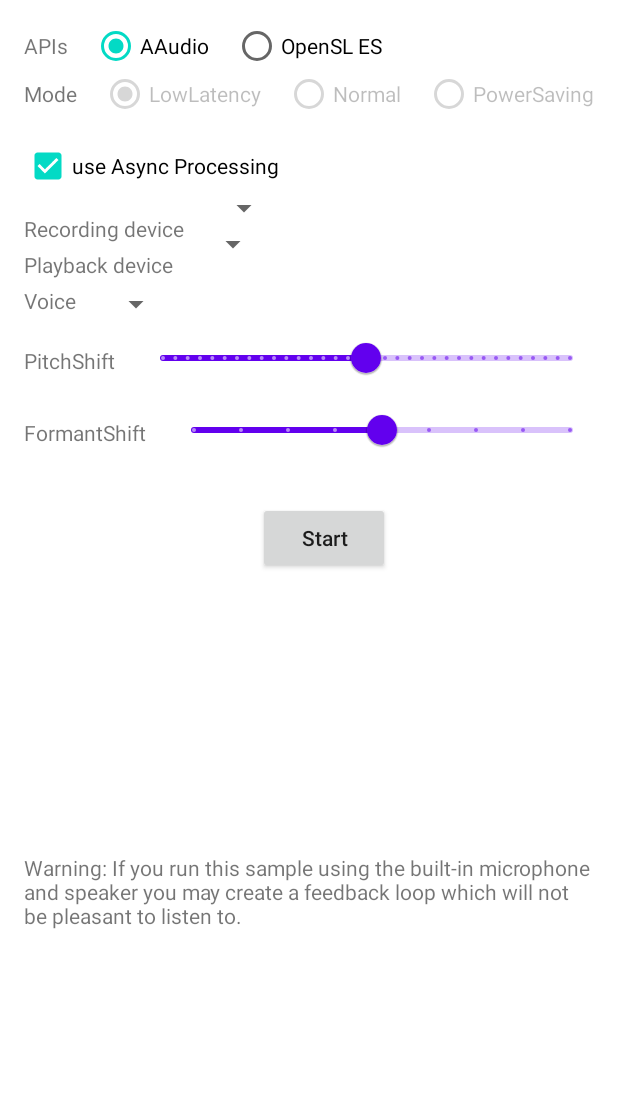
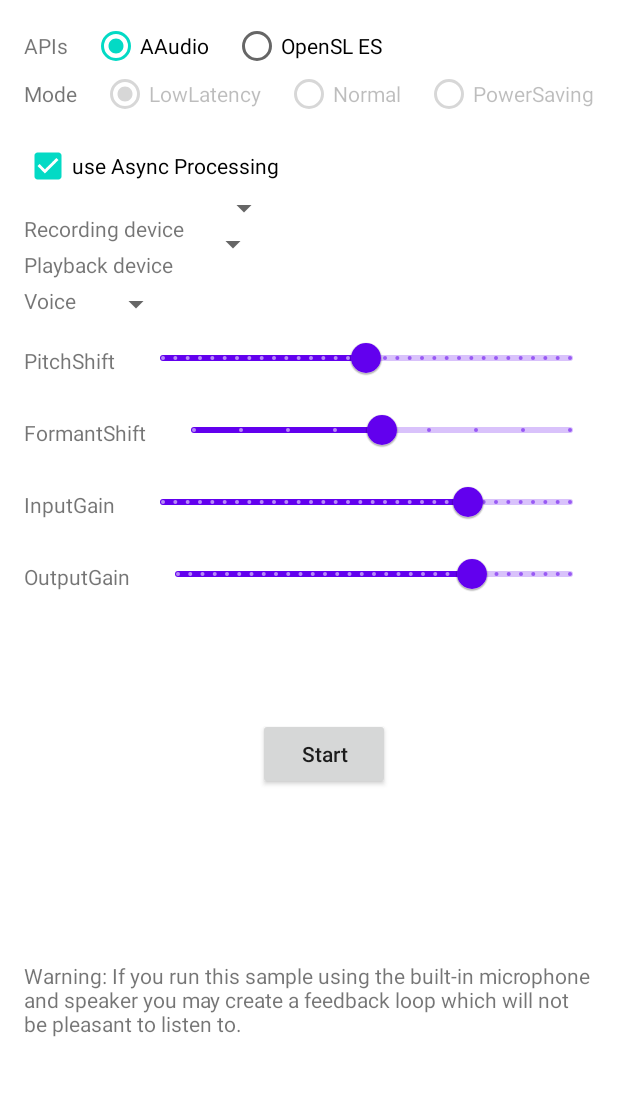
Before and after one commit to Mark-GokRack/beatrice-android, an Android app: the screen it shows after launch (MainActivity), on a phone screen of 412 x 824 dp, the part 62-1158 px from its top. Run offline under Robolectric (Android 15) with nearby library versions, the phone set to English and light mode, and no system bars; libraries missing offline, so code that uses them is left out: com.google.oboe.samples; plain views replace AudioDeviceSpinner; 18 statements that could not run were skipped.

Commit message:
add gain sliders

```diff
--- a/app/src/main/java/com/gokrack/beatriceAndroid/BeatriceEngine.kt
+++ b/app/src/main/java/com/gokrack/beatriceAndroid/BeatriceEngine.kt
@@ -23,6 +23,8 @@ object beatriceEngine {
     external fun getVoiceName(voiceID: Int): String
     external fun setPitchShift(pitchShift: Float): Boolean
     external fun setFormantShift(formantShift: Float): Boolean
+    external fun setInputGain(dB: Float): Boolean
+    external fun setOutputGain(dB: Float): Boolean
 
     external fun delete()
     external fun native_setDefaultStreamValues(defaultSampleRate: Int, defaultFramesPerBurst: Int)
--- a/app/src/main/java/com/gokrack/beatriceAndroid/MainActivity.kt
+++ b/app/src/main/java/com/gokrack/beatriceAndroid/MainActivity.kt
@@ -30,6 +30,9 @@ class MainActivity : Activity(), ActivityCompat.OnRequestPermissionsResultCallba
     private lateinit var voiceSpinner: Spinner
     private lateinit var pitchShiftSlider: com.google.android.material.slider.Slider
     private lateinit var formantShiftSlider: com.google.android.material.slider.Slider
+    private lateinit var inputGainSlider: com.google.android.material.slider.Slider
+    private lateinit var outputGainSlider: com.google.android.material.slider.Slider
+
 
     private var performanceMode = 0
     private var isAsyncMode = false
@@ -87,6 +90,16 @@ class MainActivity : Activity(), ActivityCompat.OnRequestPermissionsResultCallba
         formantShiftSlider = findViewById(R.id.formant_shift_slider)
         formantShiftSlider.addOnChangeListener { slider, value, fromUser ->
             beatriceEngine.setFormantShift(value)
+        }
+
+        inputGainSlider = findViewById(R.id.input_gain_slider)
+        inputGainSlider.addOnChangeListener { slider, value, fromUser ->
+            beatriceEngine.setInputGain(value)
+        }
+
+        outputGainSlider = findViewById(R.id.output_gain_slider)
+        outputGainSlider.addOnChangeListener { slider, value, fromUser ->
+            beatriceEngine.setOutputGain(value)
         }
 
         findViewById<RadioGroup>(R.id.apiSelectionGroup).check(R.id.aaudioButton)
--- a/app/src/main/res/layout/activity_main.xml
+++ b/app/src/main/res/layout/activity_main.xml
@@ -230,6 +230,58 @@
         android:stepSize="0.5"
         android:value="0" />
 
+    <TextView
+        android:id="@+id/InputGainLabel"
+        android:layout_width="wrap_content"
+        android:layout_height="wrap_content"
+        android:layout_marginStart="@dimen/activity_horizontal_margin"
+        android:layout_marginLeft="@dimen/activity_horizontal_margin"
+        android:layout_marginTop="@dimen/activity_vertical_margin"
+        android:text="@string/input_gain"
+        app:layout_constraintLeft_toLeftOf="parent"
+        app:layout_constraintTop_toBottomOf="@+id/formant_shift_slider" />
+
+    <com.google.android.material.slider.Slider
+        android:id="@+id/input_gain_slider"
+        android:layout_width="0dp"
+        android:layout_height="wrap_content"
+        android:layout_marginStart="@dimen/activity_horizontal_margin"
+        android:layout_marginEnd="@dimen/activity_horizontal_margin"
+        android:layout_marginTop="0dp"
+        app:layout_constraintLeft_toRightOf="@+id/InputGainLabel"
+        app:layout_constraintRight_toRightOf="parent"
+        app:layout_constraintTop_toBottomOf="@+id/formant_shift_slider"
+        android:valueFrom="-60.0"
+        android:valueTo="20.0"
+        android:stepSize="0.1"
+        android:value="0" />
+
+    <TextView
+        android:id="@+id/OutputGainLabel"
+        android:layout_width="wrap_content"
+        android:layout_height="wrap_content"
+        android:layout_marginStart="@dimen/activity_horizontal_margin"
+        android:layout_marginLeft="@dimen/activity_horizontal_margin"
+        android:layout_marginTop="@dimen/activity_vertical_margin"
+        android:text="@string/output_gain"
+        app:layout_constraintLeft_toLeftOf="parent"
+        app:layout_constraintTop_toBottomOf="@+id/input_gain_slider" />
+
+    <com.google.android.material.slider.Slider
+        android:id="@+id/output_gain_slider"
+        android:layout_width="0dp"
+        android:layout_height="wrap_content"
+        android:layout_marginStart="@dimen/activity_horizontal_margin"
+        android:layout_marginEnd="@dimen/activity_horizontal_margin"
+        android:layout_marginTop="0dp"
+        app:layout_constraintLeft_toRightOf="@+id/OutputGainLabel"
+        app:layout_constraintRight_toRightOf="parent"
+        app:layout_constraintTop_toBottomOf="@+id/input_gain_slider"
+        android:valueFrom="-60.0"
+        android:valueTo="20.0"
+        android:stepSize="0.1"
+        android:value="0" />
+
 
     <Button
         android:id="@+id/button_toggle_effect"
@@ -242,7 +294,7 @@
         app:layout_constraintEnd_toEndOf="parent"
         app:layout_constraintHorizontal_bias="0.53"
         app:layout_constraintStart_toStartOf="parent"
-        app:layout_constraintTop_toBottomOf="@+id/pitch_shift_slider" />
+        app:layout_constraintTop_toBottomOf="@+id/output_gain_slider" />
 
     <TextView
         android:id="@+id/status_view_text"
--- a/app/src/main/res/values/strings.xml
+++ b/app/src/main/res/values/strings.xml
@@ -23,7 +23,11 @@
     <string name="power_saving">PowerSaving</string>
     <string name="async_proc">use Async Processing</string>
 
+    <string name="voice_select">Voice</string>
+
     <string name="pitch_shift">PitchShift</string>
-    <string name="voice_select">Voice</string>
     <string name="formant_shift">FormantShift</string>
+
+    <string name="input_gain">InputGain</string>
+    <string name="output_gain">OutputGain</string>
 </resources>
```
Also changed, not shown: 3 other files.
